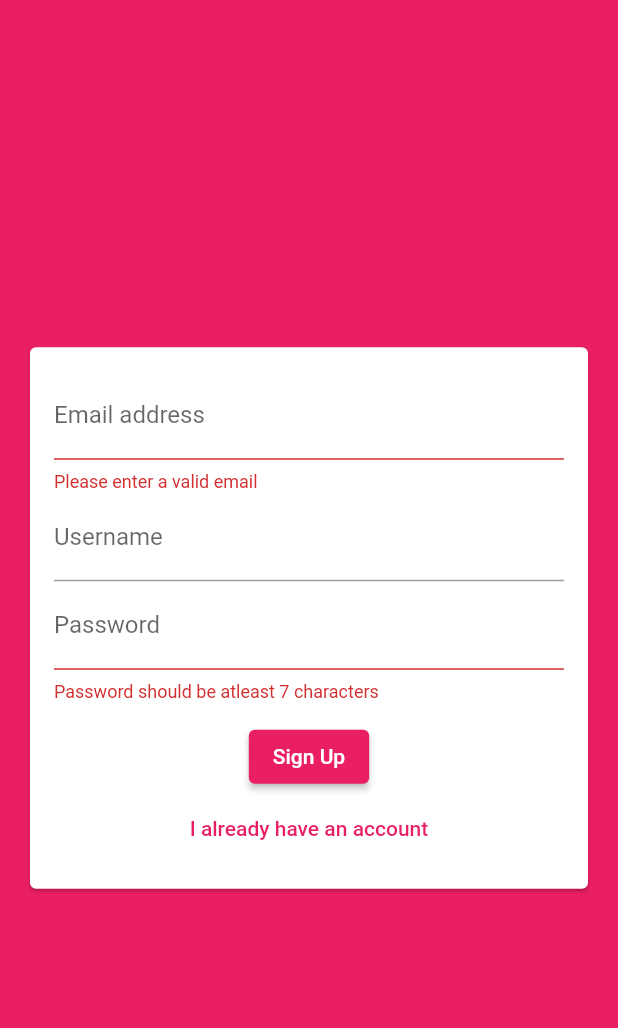
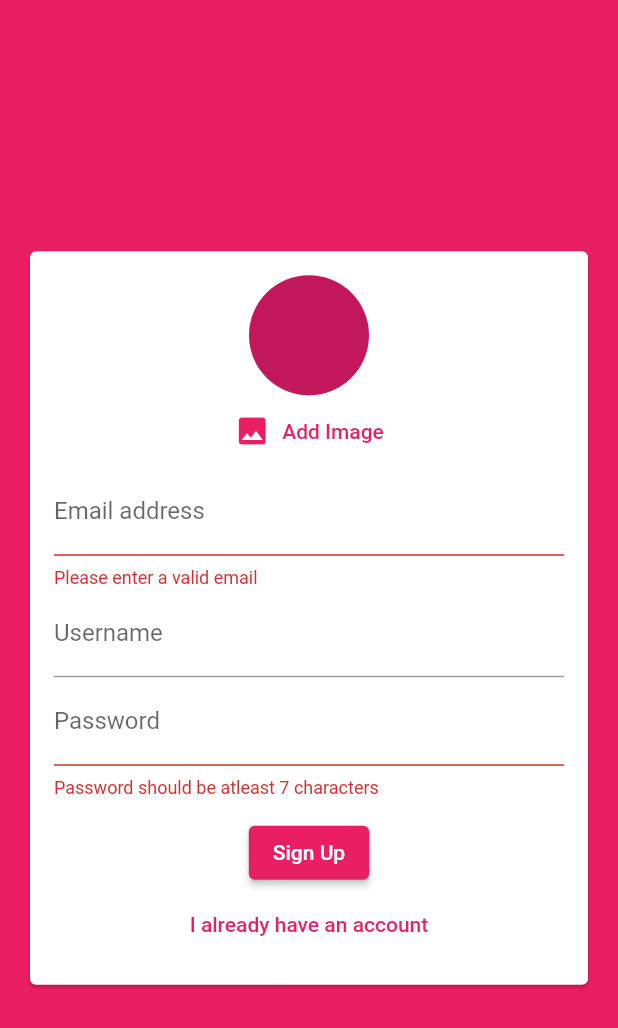
Before and after one commit to hasan661/chatapp, a Flutter app: the screen it shows after launch, after a tap on "Login", after a tap on "Create new account", on a phone screen of 412 x 824 dp. Shown: the top 1028 px of the screen. Run offline on Flutter 3.47's test engine with Material 2 defaults, Android fonts, the phone set to English and light mode, and no system bars; our stand-ins replace cloud_firestore, firebase_auth, firebase_core, firebase_storage, image_picker; accounts and stored records are empty.

Commit message:
imageuploaddone

```diff
--- /dev/null
+++ b/lib/picker/user_image.dart
@@ -0,0 +1,36 @@
+// import 'dart:html';
+
+import 'dart:io';
+
+import 'package:flutter/material.dart';
+import 'package:image_picker/image_picker.dart';
+class UserImage extends StatefulWidget {
+  const UserImage({ Key? key , required this.imagePickFn}) : super(key: key);
+  final void Function(File pickedImage) imagePickFn;
+
+  @override
+  _UserImageState createState() => _UserImageState();
+}
+
+class _UserImageState extends State<UserImage> {
+  File? _pickedImage;
+  void _pickImage()async{
+    final image=await ImagePicker().pickImage(source: ImageSource.camera);
+    if(image==null){
+      return;
+    }
+    setState(() {
+      _pickedImage=File(image.path);
+    });
+    widget.imagePickFn(_pickedImage!);
+  }
+  @override
+  Widget build(BuildContext context) {
+    return Column(children: [
+       CircleAvatar(radius: 40,backgroundImage: _pickedImage!=null? FileImage(_pickedImage!): null),
+                TextButton.icon(onPressed: (){
+                  _pickImage();
+                }, icon:const Icon(Icons.image), label: const Text("Add Image"),),
+    ],);
+  }
+}
--- a/lib/screens/auth_screen.dart
+++ b/lib/screens/auth_screen.dart
@@ -3,6 +3,8 @@ import 'package:flutter/material.dart';
 import 'package:firebase_auth/firebase_auth.dart';
 import 'package:flutter/services.dart';
 import 'package:cloud_firestore/cloud_firestore.dart';
+import 'dart:io';
+import 'package:firebase_storage/firebase_storage.dart';
 
 class AuthScreen extends StatefulWidget {
   const AuthScreen({Key? key}) : super(key: key);
@@ -12,37 +14,36 @@ class AuthScreen extends StatefulWidget {
 }
 
 class _AuthScreenState extends State<AuthScreen> {
-  var isLoading=false;
+  var isLoading = false;
   final _auth = FirebaseAuth.instance;
-  void _submitAuthForm(
-    String email,
-    String password,
-    String username,
-    bool isLogin,
-    BuildContext ctx
-  ) async {
-    var authResult;
+  void _submitAuthForm(String email, String password, String username,
+      File image, bool isLogin, BuildContext ctx) async {
+    dynamic authResult;
 
     try {
       setState(() {
-          isLoading=true;
-        });
+        isLoading = true;
+      });
       if (isLogin) {
-
         authResult = await _auth.signInWithEmailAndPassword(
             email: email, password: password);
-
-
       } else {
         authResult = await _auth.createUserWithEmailAndPassword(
             email: email, password: password);
-            await FirebaseFirestore.instance.collection('users').doc(authResult.user.uid).set({
-              "username":username,
-              "email":email
-            });
+        await FirebaseFirestore.instance
+            .collection('users')
+            .doc(authResult.user.uid)
+            .set({"username": username, "email": email});
+        final ref= FirebaseStorage.instance
+            .ref()
+            .child(
+              'user_images',
+            )
+            .child(
+              authResult.user.uid + '.jpg',
+            );
+        await ref.putFile(image).whenComplete(() => print("done"));
       }
-
-
     } on PlatformException catch (err) {
       var message = "An error occured please check your credentials!";
 
@@ -50,7 +51,7 @@ class _AuthScreenState extends State<AuthScreen> {
         message = err.message.toString();
       }
       setState(() {
-        isLoading=false;
+        isLoading = false;
       });
       ScaffoldMessenger.of(ctx).showSnackBar(
         SnackBar(
@@ -60,11 +61,11 @@ class _AuthScreenState extends State<AuthScreen> {
           backgroundColor: Theme.of(ctx).errorColor,
         ),
       );
-    }catch(err){
+    } catch (err) {
       setState(() {
-        isLoading=false;
+        isLoading = false;
       });
-       ScaffoldMessenger.of(ctx).showSnackBar(
+      ScaffoldMessenger.of(ctx).showSnackBar(
         SnackBar(
           content: Text(
             err.toString(),
@@ -80,10 +81,7 @@ class _AuthScreenState extends State<AuthScreen> {
     return Scaffold(
       backgroundColor: Theme.of(context).primaryColor,
       body: Center(
-          child: AuthForm(
-        submitFn: _submitAuthForm,
-        isloading:isLoading
-      )),
+          child: AuthForm(submitFn: _submitAuthForm, isloading: isLoading)),
     );
   }
 }
--- a/lib/widgets/authform/authform.dart
+++ b/lib/widgets/authform/authform.dart
@@ -1,11 +1,14 @@
+import 'package:chatapp/picker/user_image.dart';
 import 'package:flutter/material.dart';
+import 'dart:io';
 
 class AuthForm extends StatefulWidget {
   const AuthForm({Key? key, required this.submitFn, required this.isloading})
       : super(key: key);
-  final void Function(String email, String password, String username,
+  final void Function(String email, String password, String username,File imageFile,
       bool isLogin, BuildContext context) submitFn;
   final bool isloading;
+
 
   @override
   _AuthFormState createState() => _AuthFormState();
@@ -17,17 +20,32 @@ class _AuthFormState extends State<AuthForm> {
   String _userName = "";
   String _userPassword = "";
   var isLogin = true;
+  File? _userImageFile;
+  void pickedImage(File image) {
+    _userImageFile = image;
+  }
 
   void _trySubmit() {
     final isValid = _formKey.currentState!.validate();
     FocusScope.of(context).unfocus();
+    if (_userImageFile == null && !isLogin) {
+      ScaffoldMessenger.of(context).showSnackBar(
+        SnackBar(
+          content:const Text("Please pick a image"),
+          backgroundColor: Theme.of(context).errorColor,
+        ),
+      );
+      return;
+    }
     if (isValid) {
       _formKey.currentState!.save();
     }
     widget.submitFn(
       _userEmail.trim(),
       _userPassword.trim(),
+
       _userName.trim(),
+      File(_userImageFile!.path),
       isLogin,
       context,
     );
@@ -45,6 +63,7 @@ class _AuthFormState extends State<AuthForm> {
             child: Column(
               mainAxisSize: MainAxisSize.min,
               children: [
+                if (!isLogin) UserImage(imagePickFn: pickedImage),
                 TextFormField(
                   key: const ValueKey('Email'),
                   keyboardType: TextInputType.emailAddress,
--- a/lib/widgets/chat/messages.dart
+++ b/lib/widgets/chat/messages.dart
@@ -36,6 +36,8 @@ class Messages extends StatelessWidget {
                 itemBuilder: (context, index) => MessageBubble(
                   message: chatDocs[index]["text"],
                   isMe: chatDocs[index]["userId"] == future.data!.uid,
+                  userId: chatDocs[index]["userId"],
+                  userName:chatDocs[index]["username"]
                 ),
               );
             }),
--- a/pubspec.yaml
+++ b/pubspec.yaml
@@ -32,6 +32,8 @@ dependencies:
   cloud_firestore: ^3.1.10
   firebase_core : any
   firebase_auth: ^3.3.9
+  image_picker: ^0.8.4+10
+  firebase_storage: ^10.2.9
 
 
 
```
Also changed, not shown: lib/widgets/chat/messagebubble.dart (+34 -7 lines), lib/widgets/chat/newmessage.dart (+11 -7 lines), pubspec.lock.
